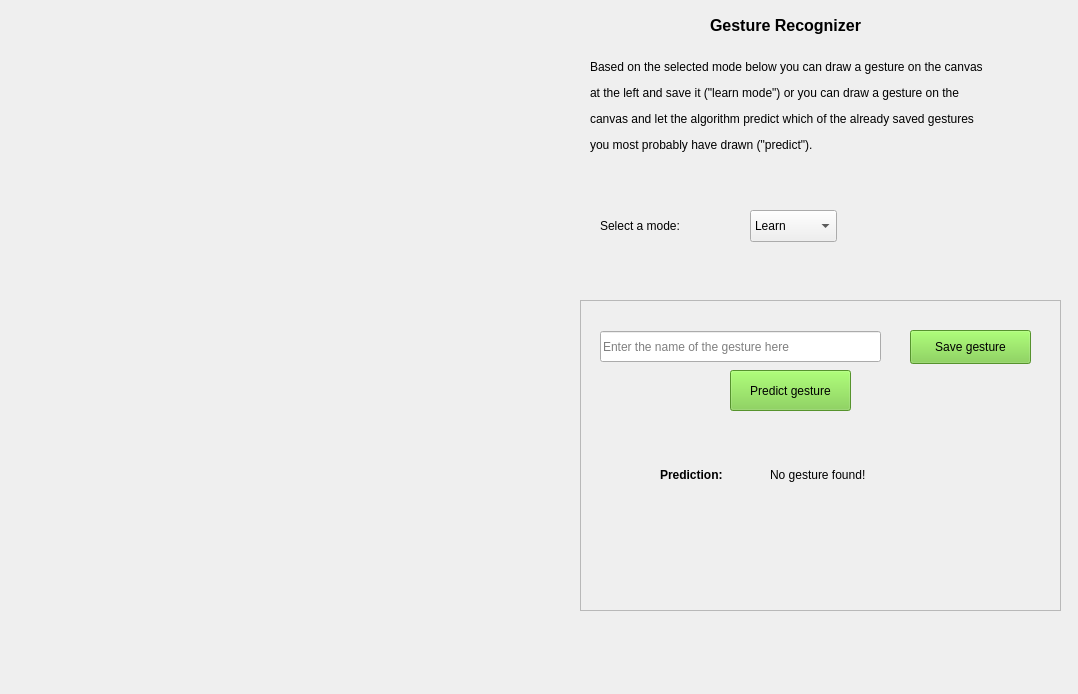
This is gesture_recognizer.ui in ITT-21SS-UR/assignment9-mm9 as Qt 5 draws it before an edit. The edited form follows.
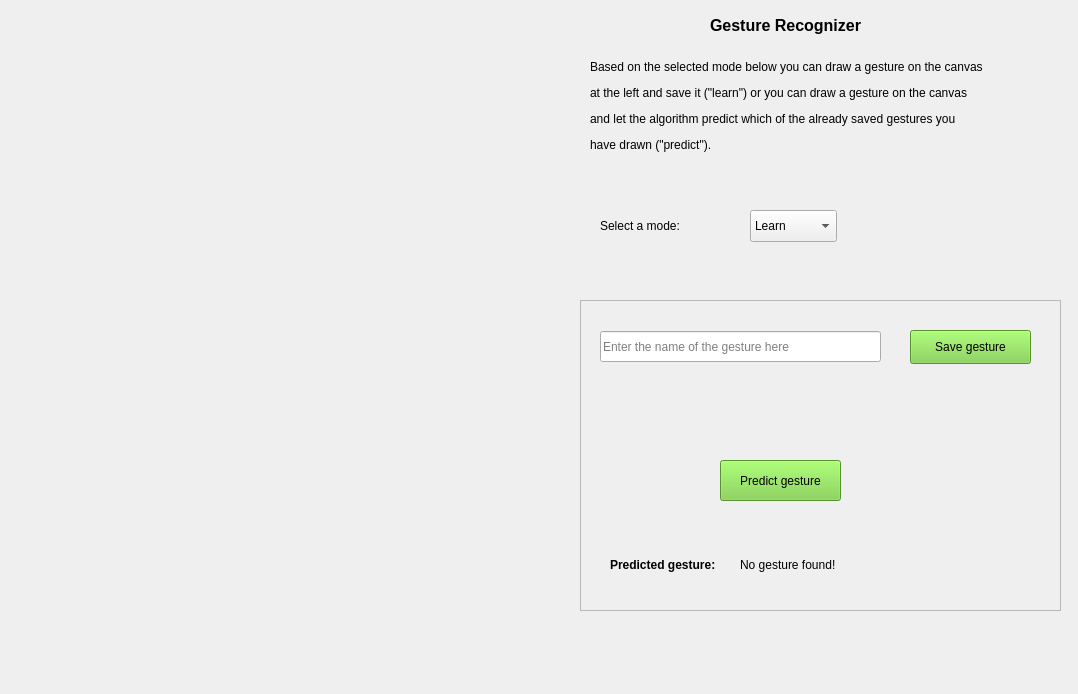
This is the edited form. Custom widgets are drawn as their Qt base class.

What changed in the file:
```diff
--- a/gesture_recognizer.ui
+++ b/gesture_recognizer.ui
@@ -72,7 +72,7 @@
     <number>1</number>
    </property>
    <property name="text">
-    <string>&lt;html&gt;&lt;head/&gt;&lt;body&gt;&lt;p&gt;Based on the selected mode below you can draw a gesture on the canvas&lt;/p&gt;&lt;p&gt;at the left and save it (&amp;quot;learn mode&amp;quot;) or you can draw a gesture on the &lt;/p&gt;&lt;p&gt;canvas and let the algorithm predict which of the already saved gestures &lt;/p&gt;&lt;p&gt;you most probably have drawn (&amp;quot;predict&amp;quot;).&lt;/p&gt;&lt;/body&gt;&lt;/html&gt;</string>
+    <string>&lt;html&gt;&lt;head/&gt;&lt;body&gt;&lt;p&gt;Based on the selected mode below you can draw a gesture on the canvas&lt;/p&gt;&lt;p&gt;at the left and save it (&amp;quot;learn&amp;quot;) or you can draw a gesture on the canvas &lt;/p&gt;&lt;p&gt;and let the algorithm predict which of the already saved gestures you &lt;/p&gt;&lt;p&gt;have drawn (&amp;quot;predict&amp;quot;).&lt;/p&gt;&lt;/body&gt;&lt;/html&gt;</string>
    </property>
    <property name="alignment">
     <set>Qt::AlignLeading|Qt::AlignLeft|Qt::AlignTop</set>
@@ -125,6 +125,25 @@
      <string>Save gesture</string>
     </property>
    </widget>
+   <widget class="QLabel" name="save_label">
+    <property name="geometry">
+     <rect>
+      <x>50</x>
+      <y>100</y>
+      <width>391</width>
+      <height>51</height>
+     </rect>
+    </property>
+    <property name="styleSheet">
+     <string notr="true">color: rgb(75, 150, 0);</string>
+    </property>
+    <property name="text">
+     <string/>
+    </property>
+    <property name="alignment">
+     <set>Qt::AlignLeading|Qt::AlignLeft|Qt::AlignTop</set>
+    </property>
+   </widget>
   </widget>
   <widget class="QFrame" name="predict_ui">
    <property name="geometry">
@@ -144,21 +163,21 @@
    <widget class="QLabel" name="predict_label">
     <property name="geometry">
      <rect>
-      <x>80</x>
-      <y>160</y>
-      <width>81</width>
+      <x>30</x>
+      <y>250</y>
+      <width>131</width>
       <height>30</height>
      </rect>
     </property>
     <property name="text">
-     <string>&lt;html&gt;&lt;head/&gt;&lt;body&gt;&lt;p&gt;&lt;span style=&quot; font-weight:600;&quot;&gt;Prediction:&lt;/span&gt;&lt;/p&gt;&lt;/body&gt;&lt;/html&gt;</string>
+     <string>&lt;html&gt;&lt;head/&gt;&lt;body&gt;&lt;p&gt;&lt;span style=&quot; font-weight:600;&quot;&gt;Predicted gesture:&lt;/span&gt;&lt;/p&gt;&lt;/body&gt;&lt;/html&gt;</string>
     </property>
    </widget>
    <widget class="QPushButton" name="btn_predict">
     <property name="geometry">
      <rect>
-      <x>150</x>
-      <y>70</y>
+      <x>140</x>
+      <y>160</y>
       <width>121</width>
       <height>41</height>
      </rect>
@@ -173,9 +192,9 @@
    <widget class="QLabel" name="prediction_result">
     <property name="geometry">
      <rect>
-      <x>190</x>
-      <y>160</y>
-      <width>251</width>
+      <x>160</x>
+      <y>250</y>
+      <width>271</width>
       <height>30</height>
      </rect>
     </property>
```
Left out of the diff: 4 changed lines with no effect on the pictures.
